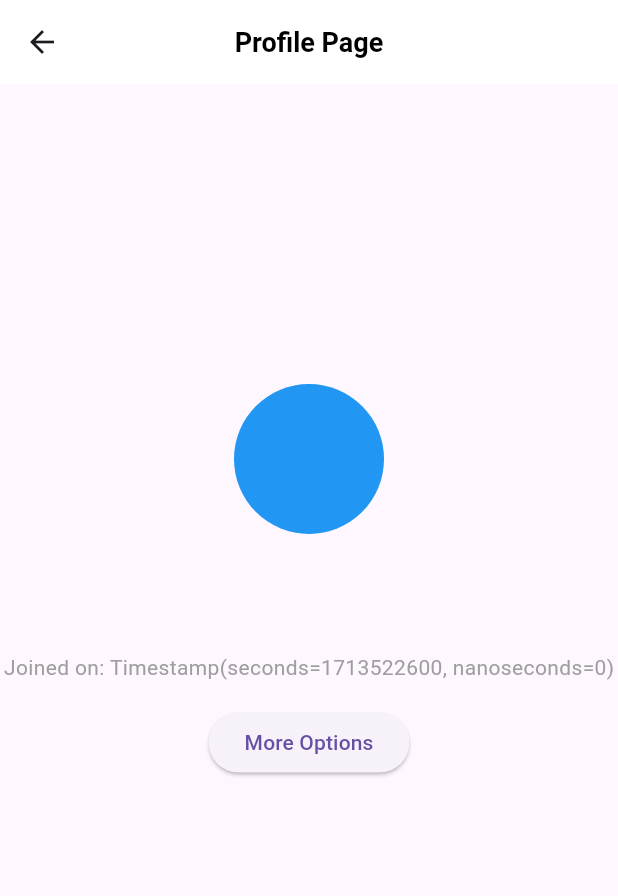
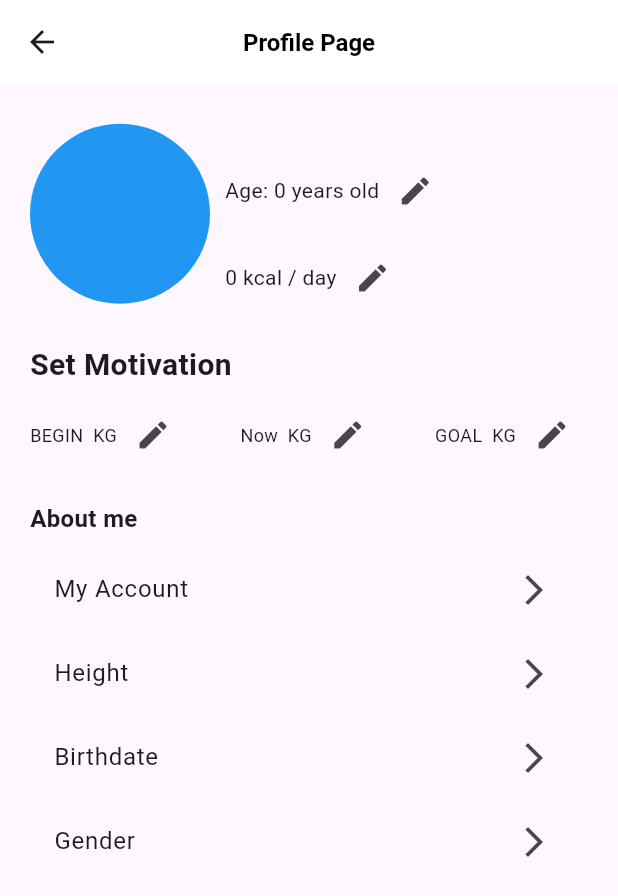
Before and after one commit to maefahluang-uni/99-project-mealmentor, a Flutter app: the ProfilePage screen opened directly, on a phone screen of 412 x 824 dp. Shown: the top 896 px of the screen. Run offline on Flutter 3.47's test engine with Material 3 defaults, Android fonts, the light colour scheme and no system bars; our stand-ins replace cloud_firestore, firebase_auth, firebase_core, flutter_svg, image_picker, percent_indicator; accounts and stored records are empty.

Commit message:
ProfileNG

```diff
--- a/lib/Profile.dart
+++ /dev/null
@@ -1,102 +0,0 @@
-import 'package:flutter/material.dart';
-import 'package:firebase_auth/firebase_auth.dart';
-import 'package:cloud_firestore/cloud_firestore.dart';
-
-class ProfilePage extends StatelessWidget {
-  @override
-  Widget build(BuildContext context) {
-    User? user = FirebaseAuth.instance.currentUser;
-
-    return Scaffold(
-      appBar: AppBar(
-        title: Text(
-          'Profile Page',
-          style: TextStyle(
-            color: Colors.black,
-            fontSize: 18,
-            fontWeight: FontWeight.bold,
-          ),
-        ),
-        backgroundColor: Colors.white,
-        elevation: 0.0,
-        centerTitle: true,
-      ),
-      body: FutureBuilder<DocumentSnapshot>(
-        future:
-            FirebaseFirestore.instance.collection('users').doc(user!.uid).get(),
-        builder:
-            (BuildContext context, AsyncSnapshot<DocumentSnapshot> snapshot) {
-          if (snapshot.hasError) {
-            return Center(
-              child: Text('Error: ${snapshot.error}'),
-            );
-          }
-
-          if (snapshot.connectionState == ConnectionState.waiting) {
-            return Center(
-              child: CircularProgressIndicator(),
-            );
-          }
-
-          var userData = snapshot.data!.data() as Map<String, dynamic>;
-
-          return Container(
-            margin: EdgeInsets.only(top: 200),
-            child: Center(
-              child: Column(
-                children: [
-                  CircleAvatar(
-                    radius: 50,
-                    backgroundColor: Colors.blue,
-                  ),
-                  SizedBox(
-                    height: 16,
-                  ),
-                  Text(
-                    userData[
-                        'username'], // Use the username from Firestore test
-                    style: TextStyle(
-                      fontSize: 18,
-                      fontWeight: FontWeight.bold,
-                    ),
-                  ),
-                  SizedBox(
-                    height: 8,
-                  ),
-                  Text(
-                    user.email!, // Access the email from Firebase Auth user
-                    style: TextStyle(
-                      fontSize: 14,
-                      color: Colors.grey,
-                    ),
-                  ),
-                  SizedBox(
-                    height: 8,
-                  ),
-                  Text(
-                    'Joined on: ${userData['joinDate']}', // Use the joinDate from Firestore
-                    style: TextStyle(
-                      fontSize: 14,
-                      color: Colors.grey,
-                    ),
-                  ),
-                  SizedBox(
-                    height: 16,
-                  ),
-                  ElevatedButton(
-                    onPressed: () {
-                      // More options button pressed
-                    },
-                    child: Text(
-                      'More Options',
-                    ),
-                  ),
-                ],
-              ),
-            ),
-          );
-        },
-      ),
-    );
-  }
-}
--- a/lib/home.dart
+++ b/lib/home.dart
@@ -1,5 +1,5 @@
 import 'package:flutter/material.dart';
-import 'package:mealmentor/Profile.dart';
+import 'package:mealmentor/profile/Profile.dart';
 import 'package:mealmentor/mentor.dart';
 import 'package:mealmentor/scan.dart';
 
--- /dev/null
+++ b/lib/profile/Profile.dart
@@ -0,0 +1,288 @@
+import 'package:flutter/material.dart';
+import 'package:firebase_auth/firebase_auth.dart';
+import 'package:cloud_firestore/cloud_firestore.dart';
+import 'package:mealmentor/home.dart'; // Import HomePage
+import 'package:mealmentor/profile/upage.dart'; // Import each function file
+import 'package:mealmentor/profile/upweight.dart';
+import 'package:mealmentor/profile/uptotalcal.dart';
+
+class ProfilePage extends StatelessWidget {
+  @override
+  Widget build(BuildContext context) {
+    User? user = FirebaseAuth.instance.currentUser;
+
+    if (user == null) {
+      return Center(
+        child: Text('Error: User is null'),
+      );
+    }
+
+    return Scaffold(
+      appBar: AppBar(
+        title: Text(
+          'Profile Page',
+          style: TextStyle(
+            color: Colors.black,
+            fontSize: 16, // Reduced font size
+            fontWeight: FontWeight.bold,
+          ),
+        ),
+        backgroundColor: Colors.white,
+        elevation: 0.0,
+        centerTitle: true,
+      ),
+      body: FutureBuilder<DocumentSnapshot>(
+        future:
+            FirebaseFirestore.instance.collection('users').doc(user.uid).get(),
+        builder:
+            (BuildContext context, AsyncSnapshot<DocumentSnapshot> snapshot) {
+          if (snapshot.hasError) {
+            return Center(
+              child: Text('Error: ${snapshot.error}'),
+            );
+          }
+
+          if (snapshot.connectionState == ConnectionState.waiting) {
+            return Center(
+              child: CircularProgressIndicator(),
+            );
+          }
+
+          var userData = snapshot.data!.data() as Map<String, dynamic>;
+
+          return Container(
+            margin: EdgeInsets.symmetric(horizontal: 20),
+            child: Column(
+              crossAxisAlignment: CrossAxisAlignment.start,
+              children: [
+                SizedBox(height: 20),
+                Row(
+                  children: [
+                    CircleAvatar(
+                      radius: 60,
+                      backgroundColor: Colors.blue,
+                      // Add profile picture here
+                    ),
+                    SizedBox(width: 10),
+                    Column(
+                      crossAxisAlignment: CrossAxisAlignment.start,
+                      children: [
+                        Text(
+                          userData['username'], // Display username here
+                          style: TextStyle(
+                            fontSize: 16, // Reduced font size
+                            fontWeight: FontWeight.bold,
+                          ),
+                        ),
+                        SizedBox(height: 4),
+                        Row(
+                          children: [
+                            Text(
+                              'Age: ${userData['age']} years old',
+                              style: TextStyle(
+                                fontSize: 14, // Reduced font size
+                              ),
+                            ),
+                            IconButton(
+                              icon: Icon(Icons.edit),
+                              onPressed: () {
+                                showDialog(
+                                  context: context,
+                                  builder: (BuildContext context) {
+                                    return _buildEditDialog(
+                                        context, 'Age', userData['age']);
+                                  },
+                                );
+                              },
+                            ),
+                          ],
+                        ),
+                        SizedBox(height: 10), // Add spacing between data
+                        Row(
+                          children: [
+                            Text(
+                              '${userData['totalCalories']} kcal / day',
+                              style: TextStyle(
+                                fontSize: 14, // Reduced font size
+                              ),
+                            ),
+                            IconButton(
+                              icon: Icon(Icons.edit),
+                              onPressed: () {
+                                showDialog(
+                                  context: context,
+                                  builder: (BuildContext context) {
+                                    return _buildEditDialog(
+                                        context,
+                                        'Total Calories',
+                                        userData['totalCalories']);
+                                  },
+                                );
+                              },
+                            ),
+                          ],
+                        ),
+                      ],
+                    ),
+                  ],
+                ),
+                SizedBox(height: 20),
+                Text(
+                  'Set Motivation',
+                  style: TextStyle(
+                    fontSize: 20, // Reduced font size
+                    fontWeight: FontWeight.bold,
+                  ),
+                ),
+                SizedBox(height: 8),
+                Row(
+                  mainAxisAlignment: MainAxisAlignment.spaceBetween,
+                  children: [
+                    Row(
+                      children: [
+                        Text(
+                          'BEGIN ${userData['begin_kg']} KG',
+                          style: TextStyle(fontSize: 12), // Reduced font size
+                        ),
+                        IconButton(
+                          icon: Icon(Icons.edit),
+                          onPressed: () {
+                            showDialog(
+                              context: context,
+                              builder: (BuildContext context) {
+                                return _buildEditDialog(
+                                    context, 'BEGIN', userData['begin_kg']);
+                              },
+                            );
+                          },
+                        ),
+                      ],
+                    ),
+                    Row(
+                      children: [
+                        Text(
+                          'Now ${userData['now_kg'] ?? ''} KG',
+                          style: TextStyle(fontSize: 12), // Reduced font size
+                        ),
+                        IconButton(
+                          icon: Icon(Icons.edit),
+                          onPressed: () {
+                            showDialog(
+                              context: context,
+                              builder: (BuildContext context) {
+                                return _buildEditDialog(
+                                    context,
+                                    'Now',
+                                    userData['now_kg'] ??
+                                        ''); // Use ?? operator as in Text
+                              },
+                            );
+                          },
+                        ),
+                      ],
+                    ),
+                    Row(
+                      children: [
+                        Text(
+                          'GOAL ${userData['goal_kg'] ?? ''} KG',
+                          style: TextStyle(fontSize: 12), // Reduced font size
+                        ),
+                        IconButton(
+                          icon: Icon(Icons.edit),
+                          onPressed: () {
+                            showDialog(
+                              context: context,
+                              builder: (BuildContext context) {
+                                return _buildEditDialog(
+                                    context, 'GOAL', userData['goal_kg'] ?? '');
+                              },
+                            );
+                          },
+                        ),
+                      ],
+                    ),
+                  ],
+                ),
+                SizedBox(height: 20),
+                Text(
+                  'About me',
+                  style: TextStyle(
+                      fontSize: 16,
+                      fontWeight: FontWeight.bold), // Reduced font size
+                ),
+                SizedBox(height: 8),
+                ListTile(
+                  title: Text('My Account'),
+                  trailing: Icon(Icons.arrow_forward_ios),
+                  onTap: () {
+                    // Navigate to My Account screen
+                  },
+                ),
+                ListTile(
+                  title: Text('Height'),
+                  trailing: Icon(Icons.arrow_forward_ios),
+                  onTap: () {
+                    // Navigate to Height screen
+                  },
+                ),
+                ListTile(
+                  title: Text('Birthdate'),
+                  trailing: Icon(Icons.arrow_forward_ios),
+                  onTap: () {
+                    // Navigate to Birthdate screen
+                  },
+                ),
+                ListTile(
+                  title: Text('Gender'),
+                  trailing: Icon(Icons.arrow_forward_ios),
+                  onTap: () {
+                    // Navigate to Gender screen
+                  },
+                ),
+              ],
+            ),
+          );
+        },
+      ),
+    );
+  }
+
+  // Build edit dialog
+  Widget _buildEditDialog(
+      BuildContext context, String field, dynamic currentValue) {
+    String newValue = currentValue.toString();
+    return AlertDialog(
+      title: Text('Edit $field'),
+      content: TextFormField(
+        keyboardType: TextInputType.number,
+        initialValue: currentValue.toString(),
+        decoration: InputDecoration(labelText: 'New $field'),
+        onChanged: (value) {
+          newValue = value;
+        },
+      ),
+      actions: [
+        TextButton(
+          onPressed: () {
+            Navigator.pop(context);
+          },
+          child: Text('Cancel'),
+        ),
+        TextButton(
+          onPressed: () {
+            // Call function to update weight, age, or total calories data
+            if (field == 'Age') {
+              updateAgeData(int.parse(newValue));
+            } else if (field == 'Total Calories') {
+              updateTotalCaloriesData(int.parse(newValue));
+            } else {
+              updateWeightData(field.toLowerCase() + '_kg', newValue);
+            }
+            Navigator.pop(context);
+          },
+          child: Text('Save'),
+        ),
+      ],
+    );
+  }
+}
```
Also changed, not shown: lib/profile/upage.dart (added, +19 -0 lines), lib/profile/uptotalcal.dart (added, +19 -0 lines), lib/profile/upweight.dart (added, +19 -0 lines).
